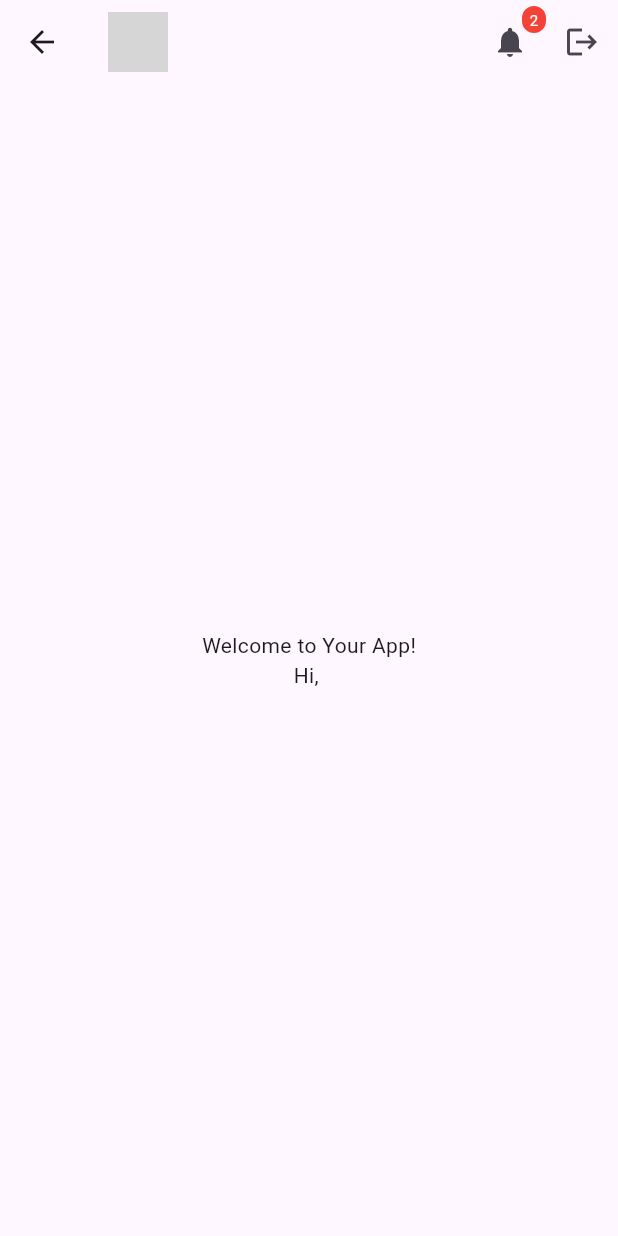
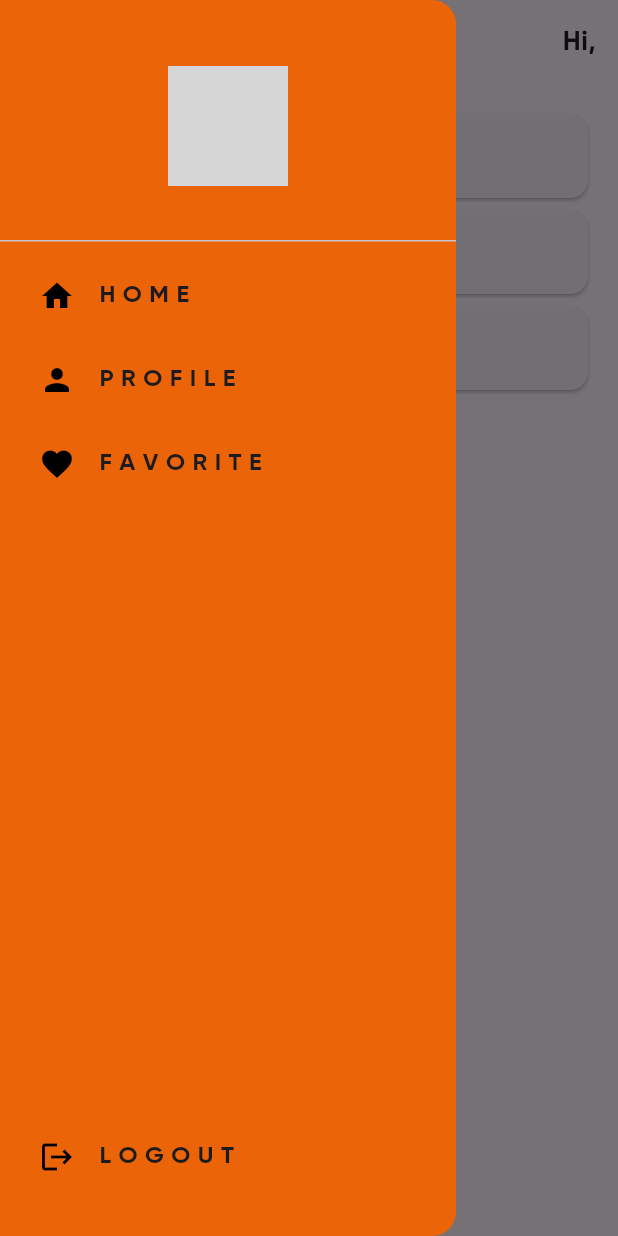
Before and after one commit to SalehShalab87/eventro, a Flutter app: the HomePage screen opened directly, with the side drawer open (before the commit the screen has no drawer), on a phone screen of 412 x 824 dp. Run offline on Flutter 3.47's test engine with Material 3 defaults, Android fonts, the phone set to English and light mode, and no system bars; our stand-ins replace firebase_auth, firebase_core, google_fonts, google_sign_in, shared_preferences, smooth_page_indicator; missing offline and left inert: flutter_facebook_auth; accounts and stored records are empty; network calls fail; grey boxes are pictures that could not be loaded.

Commit message:
adding for the first time drawerfile and list_tile and favorite_page and changes to to the home screen plus profile_page

```diff
--- /dev/null
+++ b/lib/components/drawer.dart
@@ -0,0 +1,77 @@
+import 'package:eventro/components/list_tile.dart';
+import 'package:firebase_auth/firebase_auth.dart';
+import 'package:flutter/material.dart';
+
+class MyDrawer extends StatefulWidget {
+  final Function()? onProfileTap;
+  final Function()? onSignOutTap;
+  final Function()? onFavoriteTap;
+
+  const MyDrawer({
+    super.key,
+    required this.onProfileTap,
+    required this.onSignOutTap,
+    required this.onFavoriteTap,
+  });
+
+  @override
+  State<MyDrawer> createState() => _MyDrawerState();
+}
+
+class _MyDrawerState extends State<MyDrawer> {
+  User? _user;
+
+  @override
+  void initState() {
+    super.initState();
+    _user = FirebaseAuth.instance.currentUser;
+  }
+
+  @override
+  Widget build(BuildContext context) {
+    return Drawer(
+      backgroundColor: const Color(0xffEC6408),
+      child: Column(
+        mainAxisAlignment: MainAxisAlignment.spaceBetween,
+        children: [
+          Column(
+            mainAxisAlignment: MainAxisAlignment.spaceEvenly,
+            children: [
+              DrawerHeader(
+                child: Center(
+                  child: CircleAvatar(
+                    backgroundImage: NetworkImage(_user?.photoURL ?? ''),
+                    radius: 40,
+                  ),
+                ),
+              ),
+              MyListTile(
+                icon: Icons.home,
+                text: 'H O M E',
+                onTap: () => Navigator.pop(context),
+              ),
+              MyListTile(
+                icon: Icons.person,
+                text: 'P R O F I L E',
+                onTap: widget.onProfileTap,
+              ),
+              MyListTile(
+                icon: Icons.favorite,
+                text: 'F A V O R I T E',
+                onTap: widget.onFavoriteTap,
+              ),
+            ],
+          ),
+          Padding(
+            padding: const EdgeInsets.only(bottom: 25),
+            child: MyListTile(
+              icon: Icons.logout,
+              text: 'L O G O U T',
+              onTap: widget.onSignOutTap,
+            ),
+          ),
+        ],
+      ),
+    );
+  }
+}
--- /dev/null
+++ b/lib/components/list_tile.dart
@@ -0,0 +1,29 @@
+import 'package:flutter/material.dart';
+
+class MyListTile extends StatelessWidget {
+  //var needed in this tile
+  final IconData icon;
+  final String text;
+  final void Function()? onTap;
+
+  const MyListTile(
+      {super.key, required this.icon, required this.text, required this.onTap});
+
+  @override
+  Widget build(BuildContext context) {
+    return Padding(
+      padding: const EdgeInsets.only(left: 10),
+      child: ListTile(
+        leading: Icon(
+          icon,
+          color: Colors.black,
+        ),
+        onTap: onTap,
+        title: Text(text,
+            style: const TextStyle(
+              fontFamily: "Gilroy",
+            )),
+      ),
+    );
+  }
+}
--- /dev/null
+++ b/lib/pages/favorite_page.dart
@@ -0,0 +1,17 @@
+import 'package:flutter/material.dart';
+
+class FavoritePage extends StatelessWidget {
+  const FavoritePage({super.key});
+
+  @override
+  Widget build(BuildContext context) {
+    return Scaffold(
+      appBar: AppBar(
+        title: const Text(
+          'Favorite Page',
+          style: TextStyle(fontFamily: 'Gilroy'),
+        ),
+      ),
+    );
+  }
+}
--- a/lib/pages/home_page.dart
+++ b/lib/pages/home_page.dart
@@ -1,88 +1,89 @@
-import 'package:eventro/pages/NotificationPage.dart';
+import 'package:eventro/components/drawer.dart';
+import 'package:eventro/pages/favorite_page.dart';
+import 'package:eventro/pages/profile_page.dart';
 import 'package:flutter/material.dart';
-import 'package:eventro/Services/auth_service.dart';
+import 'package:eventro/services/auth_service.dart';
 import 'package:firebase_auth/firebase_auth.dart';
 
-class HomePage extends StatelessWidget {
+class HomePage extends StatefulWidget {
   const HomePage({super.key});
+
+  @override
+  State<HomePage> createState() => _HomePageState();
+}
+
+class _HomePageState extends State<HomePage> {
+  late User? _user; // User object to store the current user
+
+  @override
+  void initState() {
+    super.initState();
+    // Fetch the current user when the widget is initialized
+    _user = FirebaseAuth.instance.currentUser;
+  }
 
   // Sign User Out Method
   void _signOut(BuildContext context) {
     signOutFromFirebase(context);
   }
 
+  // navigate to the user profile
+  void goToUserProfile() {
+    //pop the drawer
+    Navigator.pop(context);
+    //go to profile page
+    Navigator.push(
+      context,
+      MaterialPageRoute(builder: (context) => const ProfilePage()),
+    );
+  }
+
+  //navigate to the favorite page
+  void goToFavoritePage() {
+    //pop the drawer
+    Navigator.pop(context);
+    //go to profile page
+    Navigator.push(
+      context,
+      MaterialPageRoute(builder: (context) => const FavoritePage()),
+    );
+  }
+
+  // Dummy data for events (replace this with your actual data)
+  List<String> events = ['Event 1', 'Event 2', 'Event 3'];
+
   @override
   Widget build(BuildContext context) {
-    // Retrieve the current user
-    User? currentUser = FirebaseAuth.instance.currentUser;
-
     return Scaffold(
+      drawer: MyDrawer(
+        onProfileTap: goToUserProfile,
+        onSignOutTap: () => _signOut(context),
+        onFavoriteTap: goToFavoritePage,
+      ),
       appBar: AppBar(
-        title: Row(
-          children: [
-            if (currentUser != null)
-              CircleAvatar(
-                backgroundImage: NetworkImage(currentUser.photoURL ?? ''),
+        actions: [
+          if (_user != null)
+            Padding(
+              padding: const EdgeInsets.all(10.0),
+              child: Text(
+                'Hi, ${_user!.displayName ?? ''}',
+                style: const TextStyle(fontFamily: 'Gilroy', fontSize: 18),
               ),
-            const SizedBox(width: 8),
-            if (currentUser != null) Text(currentUser.displayName ?? 'User'),
-          ],
-        ),
-        actions: [
-          Stack(
-            alignment: Alignment.topRight,
-            children: [
-              IconButton(
-                onPressed: () {
-                  // Navigate to the notification page
-                  Navigator.push(context, MaterialPageRoute(builder: (context) {
-                    return const NotificationPage();
-                  }));
-                },
-                icon: const Icon(Icons.notifications),
-              ),
-              // Counter widget (you need to implement the logic for the counter)
-              Positioned(
-                top: 0,
-                right: 0,
-                child: Container(
-                  padding: const EdgeInsets.all(2),
-                  decoration: BoxDecoration(
-                    color: Colors.red,
-                    borderRadius: BorderRadius.circular(10),
-                  ),
-                  constraints: const BoxConstraints(
-                    minWidth: 16,
-                    minHeight: 16,
-                  ),
-                  child: const Text(
-                    '2', // Replace with your actual notification count
-                    style: TextStyle(
-                      color: Colors.white,
-                      fontSize: 10,
-                    ),
-                    textAlign: TextAlign.center,
-                  ),
-                ),
-              ),
-            ],
-          ),
-          IconButton(
-            onPressed: () {
-              _signOut(context);
-            },
-            icon: const Icon(Icons.logout),
-          ),
+            ),
         ],
       ),
-      body: Center(
-        child: Column(
-          mainAxisAlignment: MainAxisAlignment.center,
-          children: [
-            const Text('Welcome to Your App!'),
-            if (currentUser != null)
-              Text('Hi, ${currentUser.displayName ?? 'User'}'),
-          ],
+      body: Container(
+        padding: const EdgeInsets.all(16.0),
+        child: ListView.builder(
+          itemCount: events.length,
+          itemBuilder: (context, index) {
+            return Card(
+              child: ListTile(
+                title: Text(events[index]),
+                // Add more details or buttons as needed
+              ),
+            );
+          },
         ),
       ),
     );
--- /dev/null
+++ b/lib/pages/profile_page.dart
@@ -0,0 +1,22 @@
+import 'package:flutter/material.dart';
+
+class ProfilePage extends StatefulWidget {
+  const ProfilePage({super.key});
+
+  @override
+  State<ProfilePage> createState() => _ProfilePageState();
+}
+
+class _ProfilePageState extends State<ProfilePage> {
+  @override
+  Widget build(BuildContext context) {
+    return Scaffold(
+      appBar: AppBar(
+        title: const Text(
+          'Profile Page',
+          style: TextStyle(fontFamily: 'Gilroy'),
+        ),
+      ),
+    );
+  }
+}
--- a/pubspec.yaml
+++ b/pubspec.yaml
@@ -45,6 +45,9 @@ dependencies:
   shared_preferences: ^2.2.2
   google_sign_in: ^6.2.0
   cloud_firestore: ^4.13.5
+  firebase_storage: ^11.5.5
+  image_picker: 1.0.4
+  uuid: ^4.2.1
 
 dev_dependencies:
   flutter_test:
```
Also changed, not shown: pubspec.lock, 5 other files.
